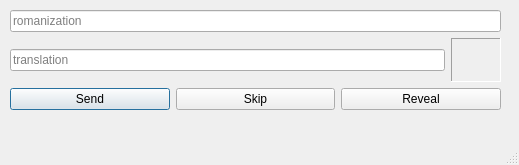
Before: the Qt Designer form ui_files/sentences_gui.ui in mattyonweb/chinese-reminder, drawn with Qt 5.
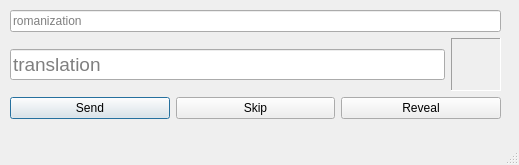
After: the same form once the commit is applied.

Commit message: Multiple choices for sentences.py

Patch:
```diff
--- a/ui_files/sentences_gui.ui
+++ b/ui_files/sentences_gui.ui
@@ -20,7 +20,7 @@
       <x>10</x>
       <y>10</y>
       <width>491</width>
-      <height>100</height>
+      <height>109</height>
      </rect>
     </property>
     <layout class="QHBoxLayout" name="horizontalLayout_4">
@@ -41,6 +41,11 @@
         <layout class="QHBoxLayout" name="horizontalLayout_3">
          <item>
           <widget class="QLineEdit" name="lineChinese">
+           <property name="font">
+            <font>
+             <pointsize>14</pointsize>
+            </font>
+           </property>
            <property name="placeholderText">
             <string>translation</string>
            </property>
```
The commit also changes 5 other files.
